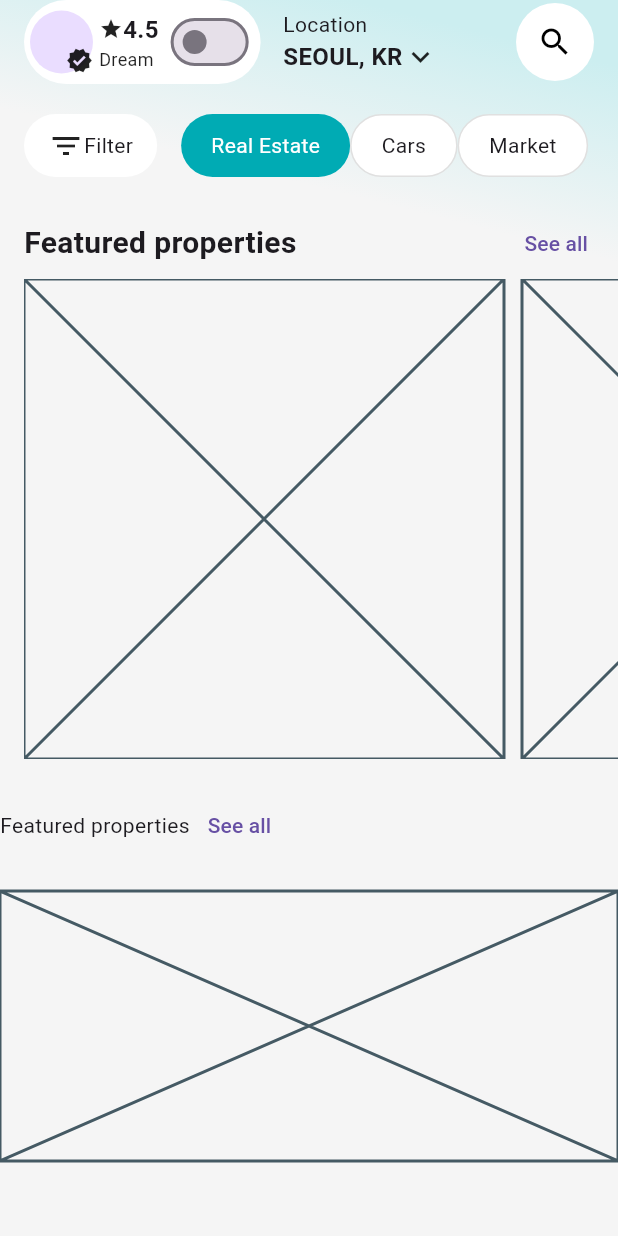
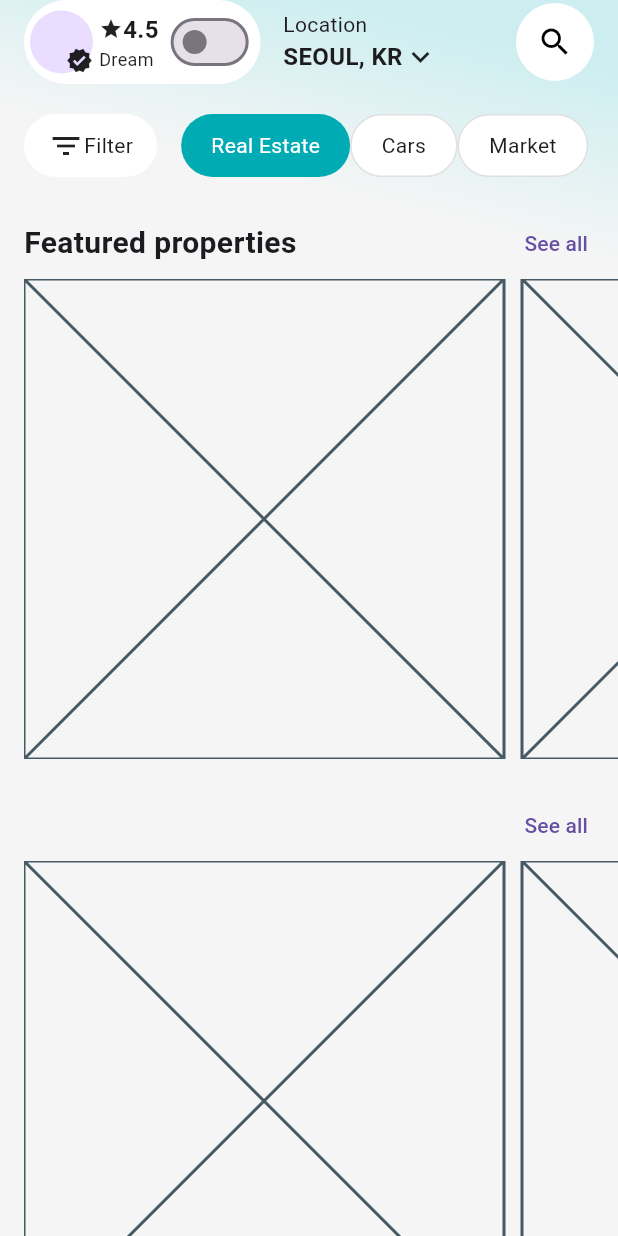
Before and after one commit to JAICHANGPARK/flutter_notebook_chapter_49, a Flutter app: the RealEstateHomePage screen opened directly, on a phone screen of 412 x 824 dp. Run offline on Flutter 3.47's test engine with Material 3 defaults, Android fonts, the phone set to English and light mode, and no system bars; our stand-ins replace dots_indicator, gap, google_fonts.

Commit message:
Update real_estate_home_page.dart

```diff
--- a/lib/ep2472_real_estate_app/ui/real_estate_home_page.dart
+++ b/lib/ep2472_real_estate_app/ui/real_estate_home_page.dart
@@ -226,13 +226,35 @@ class _RealEstateHomePageState extends State<RealEstateHomePage> {
                     ],
                   ),
 
-                  Row(
+                  Column(
                     children: [
-                      Text("Featured properties"),
-                      TextButton(onPressed: () {}, child: Text("See all")),
+                      Padding(
+                        padding: const EdgeInsets.only(left: 16, right: 8),
+                        child: Row(
+                          mainAxisAlignment: MainAxisAlignment.spaceBetween,
+                          children: [
+                            Text("",style: TextStyle(
+                                fontWeight: FontWeight.bold,
+                                fontSize: 20
+                            ),),
+                            TextButton(onPressed: () {}, child: Text("See all")),
+                          ],
+                        ),
+                      ),
+                      Container(
+                          padding: EdgeInsets.only(left: 16),
+                          height: 320, child: ListView.builder(
+                        scrollDirection: Axis.horizontal,
+                        itemBuilder: (context,index){
+                          return  Container(
+                            width: 320,
+                            margin: EdgeInsets.only(right: 12),
+                            child: Placeholder(),
+                          );
+                        },
+                      )),
                     ],
                   ),
-                  SizedBox(height: 180, child: Placeholder()),
                 ],
               ),
             ),
```
